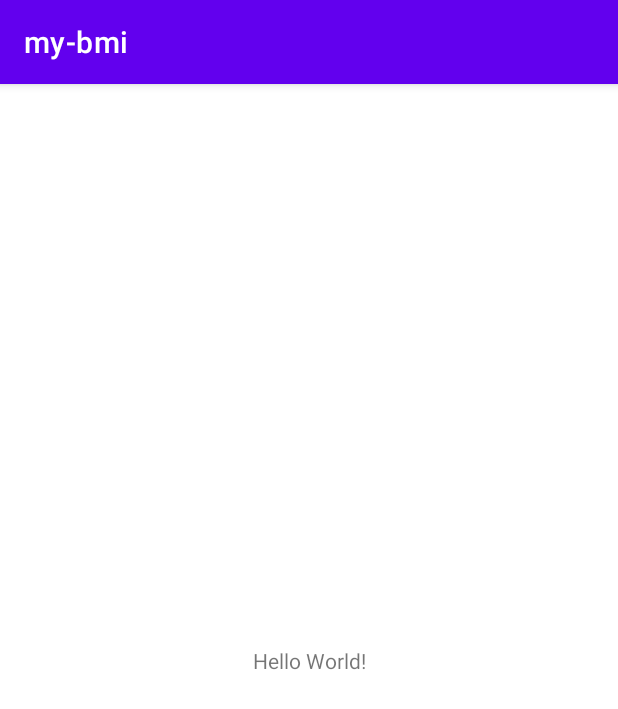
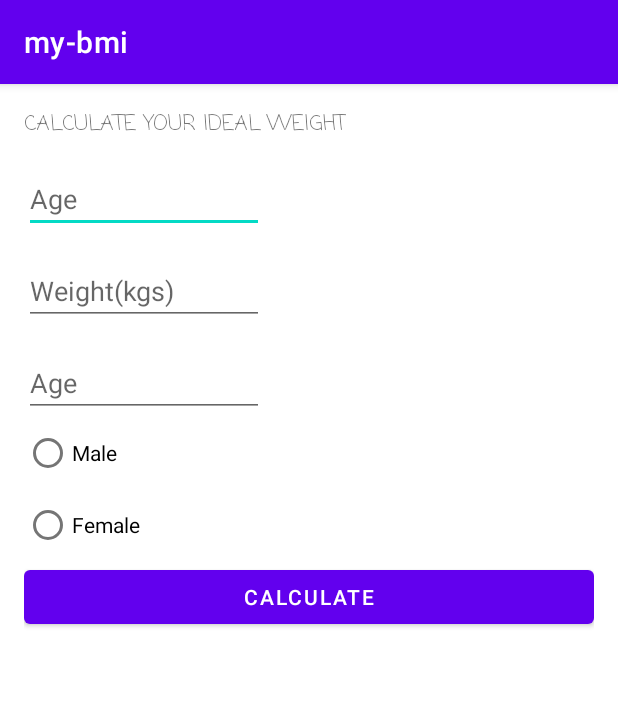
Before and after one commit to weshy007/android-bmi, an Android app: the screen it shows after launch (MainActivity), on a phone screen of 412 x 824 dp. Shown: the top 709 px of the screen. Run offline under Robolectric (Android 15) with nearby library versions, the phone set to English and light mode, and no system bars.

Commit message:
schema change

```diff
--- a/app/src/main/res/layout/activity_main.xml
+++ b/app/src/main/res/layout/activity_main.xml
@@ -4,15 +4,84 @@
     xmlns:tools="http://schemas.android.com/tools"
     android:layout_width="match_parent"
     android:layout_height="match_parent"
+    android:padding="16dp"
     tools:context=".MainActivity">
 
     <TextView
+        android:id="@+id/app_title"
         android:layout_width="wrap_content"
         android:layout_height="wrap_content"
-        android:text="Hello World!"
-        app:layout_constraintBottom_toBottomOf="parent"
-        app:layout_constraintLeft_toLeftOf="parent"
-        app:layout_constraintRight_toRightOf="parent"
+        android:fontFamily="casual"
+        android:text="CALCULATE YOUR IDEAL WEIGHT"
         app:layout_constraintTop_toTopOf="parent" />
 
+    <EditText
+        android:id="@+id/age_years"
+        android:layout_width="160dp"
+        android:layout_height="wrap_content"
+        android:layout_marginTop="16dp"
+        android:hint="Age"
+        android:inputType="number"
+        app:layout_constraintStart_toStartOf="@+id/app_title"
+        app:layout_constraintTop_toBottomOf="@+id/app_title" />
+
+    <EditText
+        android:id="@+id/weight_kgs"
+        android:layout_width="160dp"
+        android:layout_height="wrap_content"
+        android:layout_marginTop="16dp"
+        android:hint="Weight(kgs)"
+        android:inputType="number"
+        app:layout_constraintStart_toStartOf="@+id/age_years"
+        app:layout_constraintTop_toBottomOf="@+id/age_years" />
+
+    <EditText
+        android:id="@+id/height_cm"
+        android:layout_width="160dp"
+        android:layout_height="wrap_content"
+        android:layout_marginTop="16dp"
+        android:hint="Age"
+        android:inputType="number"
+        app:layout_constraintStart_toStartOf="@+id/weight_kgs"
+        app:layout_constraintTop_toBottomOf="@+id/weight_kgs" />
+
+    <RadioGroup
+        android:id="@+id/gender_options"
+        android:layout_width="wrap_content"
+        android:layout_height="wrap_content"
+        android:orientation="vertical"
+        app:layout_constraintStart_toStartOf="@id/height_cm"
+        app:layout_constraintTop_toBottomOf="@+id/height_cm">
+
+        <RadioButton
+            android:id="@+id/option_male"
+            android:layout_width="wrap_content"
+            android:layout_height="wrap_content"
+            android:text="Male" />
+
+        <RadioButton
+            android:id="@+id/option_female"
+            android:layout_width="wrap_content"
+            android:layout_height="wrap_content"
+            android:text="Female" />
+    </RadioGroup>
+
+    <Button
+        android:id="@+id/calculate_button"
+        android:layout_width="0dp"
+        android:layout_height="wrap_content"
+        android:text="Calculate"
+        app:layout_constraintEnd_toEndOf="parent"
+        app:layout_constraintStart_toStartOf="@id/gender_options"
+        app:layout_constraintTop_toBottomOf="@+id/gender_options" />
+
+    <TextView
+        android:id="@+id/bmi_result"
+        android:layout_width="wrap_content"
+        android:layout_height="wrap_content"
+        app:layout_constraintEnd_toEndOf="parent"
+        app:layout_constraintTop_toBottomOf="@+id/calculate_button"
+        tools:text="BMI" />
+
+
 </androidx.constraintlayout.widget.ConstraintLayout>
```
